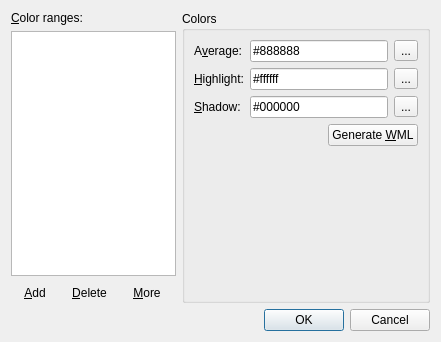
Old version of the form src/customranges.ui in the repository irydacea/wespal.
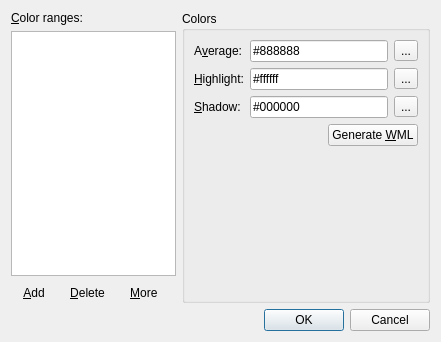
New version of the form. Icons and pictures are not drawn.

Commit message: custompalettes, customranges: The More button needs an extra blank at the end of its label so the arrow doesn't overlap the text too much (especially on Windows)

What changed in the file:
```diff
--- a/src/customranges.ui
+++ b/src/customranges.ui
@@ -72,7 +72,7 @@
          <item>
           <widget class="QToolButton" name="tbMoreOptions">
            <property name="text">
-            <string>&amp;More</string>
+            <string>&amp;More </string>
            </property>
            <property name="popupMode">
             <enum>QToolButton::InstantPopup</enum>
```
The commit also changes 1 other file.
